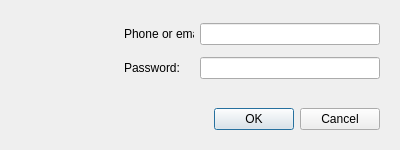
Above: OrmasAdmin/OrmasAdmin/LoginForm.ui from Dalerjon/TheOrmasProejct before the change. Below: the same form after it.
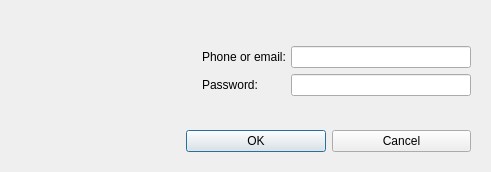
That is the form after the change.

Diff of the .ui file:
```diff
--- a/OrmasAdmin/OrmasAdmin/LoginForm.ui
+++ b/OrmasAdmin/OrmasAdmin/LoginForm.ui
@@ -6,20 +6,26 @@
    <rect>
     <x>0</x>
     <y>0</y>
-    <width>400</width>
-    <height>150</height>
+    <width>491</width>
+    <height>172</height>
    </rect>
   </property>
+  <property name="sizePolicy">
+   <sizepolicy hsizetype="Expanding" vsizetype="Expanding">
+    <horstretch>0</horstretch>
+    <verstretch>0</verstretch>
+   </sizepolicy>
+  </property>
   <property name="minimumSize">
    <size>
     <width>400</width>
-    <height>150</height>
+    <height>170</height>
    </size>
   </property>
   <property name="maximumSize">
    <size>
     <width>16777215</width>
-    <height>150</height>
+    <height>172</height>
    </size>
   </property>
   <property name="windowTitle">
@@ -36,7 +42,7 @@
     <number>20</number>
    </property>
    <property name="topMargin">
-    <number>20</number>
+    <number>10</number>
    </property>
    <property name="rightMargin">
     <number>20</number>
@@ -44,13 +50,39 @@
    <property name="bottomMargin">
     <number>20</number>
    </property>
-   <item row="3" column="0" colspan="4">
+   <item row="0" column="5">
+    <spacer name="verticalSpacer">
+     <property name="orientation">
+      <enum>Qt::Vertical</enum>
+     </property>
+     <property name="sizeType">
+      <enum>QSizePolicy::Fixed</enum>
+     </property>
+     <property name="sizeHint" stdset="0">
+      <size>
+       <width>20</width>
+       <height>30</height>
+      </size>
+     </property>
+    </spacer>
+   </item>
+   <item row="3" column="1" colspan="5">
+    <widget class="QLabel" name="messageLb">
+     <property name="text">
+      <string/>
+     </property>
+    </widget>
+   </item>
+   <item row="4" column="1" colspan="5">
     <layout class="QHBoxLayout" name="horizontalLayout">
      <item>
       <spacer name="horizontalSpacer_2">
        <property name="orientation">
         <enum>Qt::Horizontal</enum>
        </property>
+       <property name="sizeType">
+        <enum>QSizePolicy::Fixed</enum>
+       </property>
        <property name="sizeHint" stdset="0">
         <size>
          <width>40</width>
@@ -75,7 +107,7 @@
      </item>
     </layout>
    </item>
-   <item row="1" column="3">
+   <item row="2" column="5">
     <widget class="QLineEdit" name="passwordEdit">
      <property name="minimumSize">
       <size>
@@ -91,7 +123,7 @@
      </property>
     </widget>
    </item>
-   <item row="0" column="3">
+   <item row="1" column="5">
     <widget class="QLineEdit" name="userEdit">
      <property name="minimumSize">
       <size>
@@ -104,7 +136,7 @@
      </property>
     </widget>
    </item>
-   <item row="1" column="2">
+   <item row="2" column="4">
     <widget class="QLabel" name="PasswordLb">
      <property name="minimumSize">
       <size>
@@ -117,7 +149,7 @@
      </property>
     </widget>
    </item>
-   <item row="0" column="2">
+   <item row="1" column="4">
     <widget class="QLabel" name="UserNameLb">
      <property name="minimumSize">
       <size>
@@ -130,7 +162,7 @@
      </property>
     </widget>
    </item>
-   <item row="0" column="1" rowspan="2">
+   <item row="1" column="3" rowspan="2">
     <spacer name="horizontalSpacer">
      <property name="orientation">
       <enum>Qt::Horizontal</enum>
@@ -143,12 +175,12 @@
      </property>
     </spacer>
    </item>
-   <item row="0" column="0" rowspan="2">
-    <widget class="QLabel" name="IconLb">
+   <item row="0" column="0" rowspan="5">
+    <widget class="QLabel" name="iconLb">
      <property name="minimumSize">
       <size>
-       <width>80</width>
-       <height>80</height>
+       <width>120</width>
+       <height>120</height>
       </size>
      </property>
      <property name="text">
@@ -156,13 +188,6 @@
      </property>
     </widget>
    </item>
-   <item row="2" column="0" colspan="4">
-    <widget class="QLabel" name="messageLb">
-     <property name="text">
-      <string/>
-     </property>
-    </widget>
-   </item>
   </layout>
  </widget>
  <tabstops>
```
Left out of the diff: 4 changed lines with no effect on the pictures.
